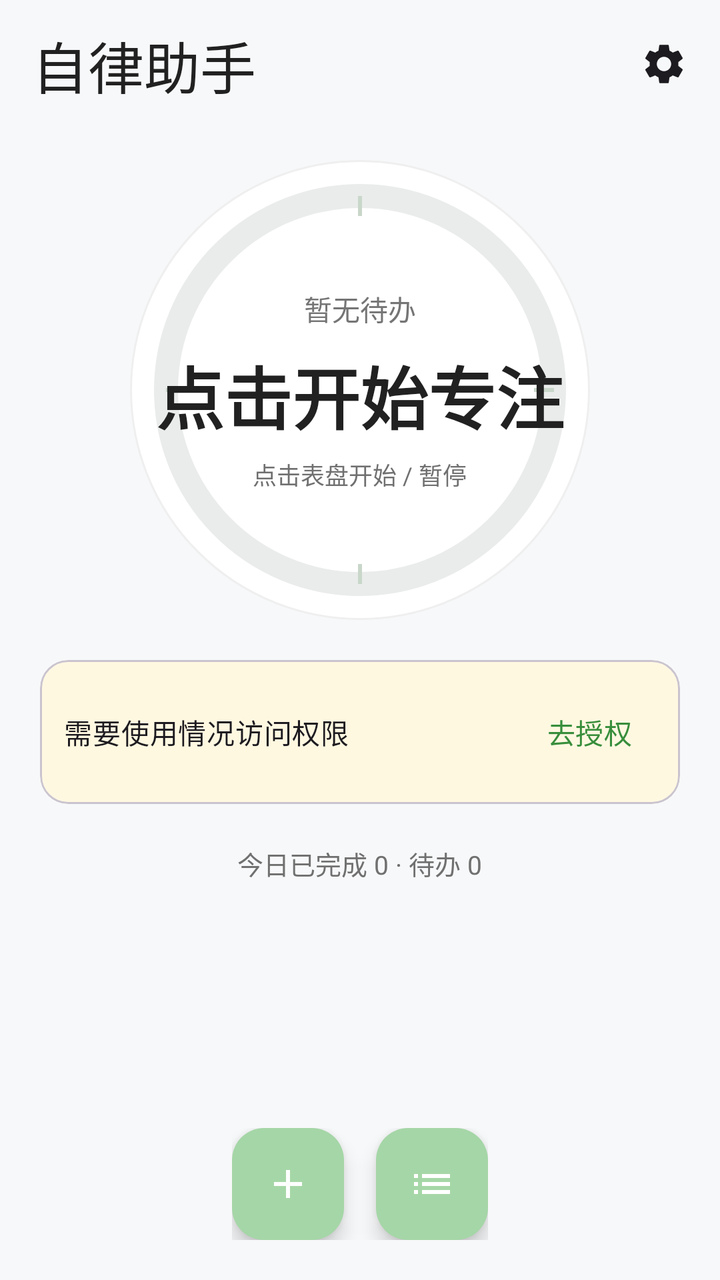
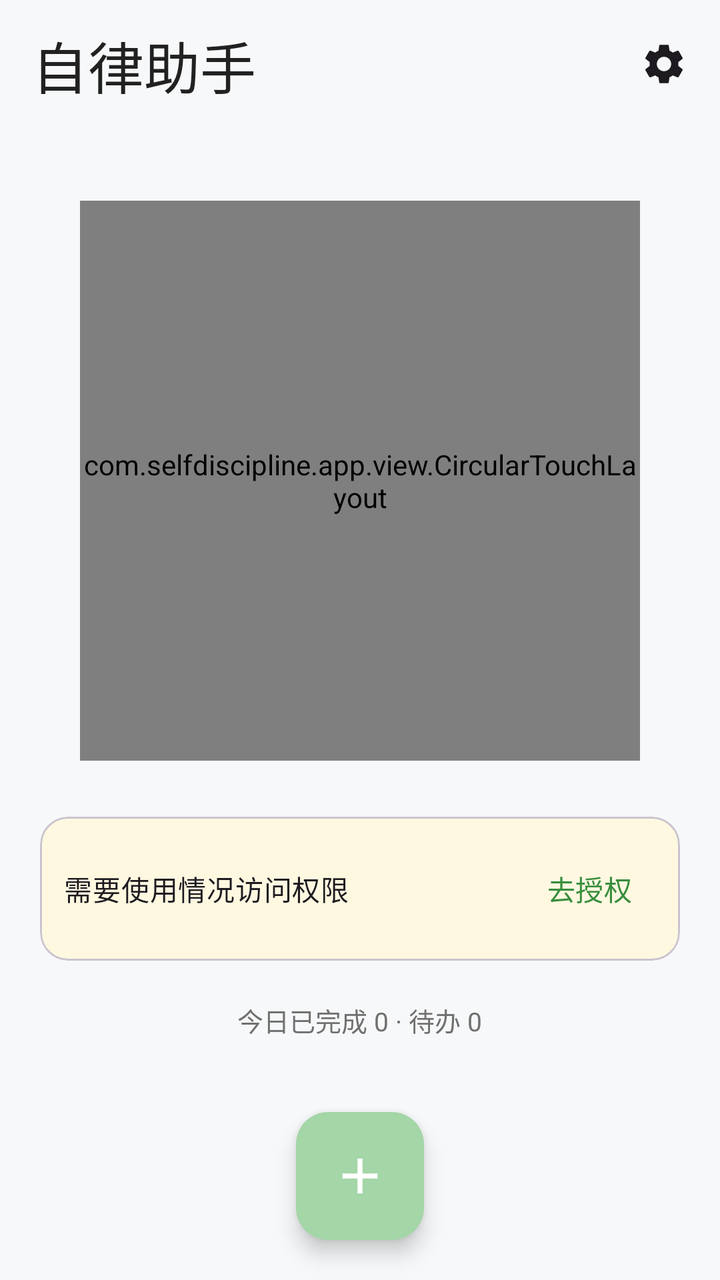

An Android layout rendered at two revisions. The XML below is the earlier revision; the diff shows what the commit changed to produce the second picture.
<!-- AndroidManifest.xml: application theme Theme.SelfDiscipline -->
<!-- res/layout/activity_main.xml -->
<?xml version="1.0" encoding="utf-8"?>
<LinearLayout xmlns:android="http://schemas.android.com/apk/res/android"
    xmlns:app="http://schemas.android.com/apk/res-auto"
    android:layout_width="match_parent"
    android:layout_height="match_parent"
    android:background="@color/bg"
    android:orientation="vertical">

    <com.google.android.material.appbar.MaterialToolbar
        android:id="@+id/toolbar"
        android:layout_width="match_parent"
        android:layout_height="wrap_content"
        android:background="@color/bg"
        android:paddingTop="8dp"
        android:paddingBottom="8dp"
        app:title="自律助手"
        app:titleTextAppearance="@style/TextAppearance.App.Title">

        <ImageView
            android:id="@+id/btnSettings"
            android:layout_width="44dp"
            android:layout_height="44dp"
            android:layout_gravity="end"
            android:layout_marginEnd="6dp"
            android:background="?attr/selectableItemBackgroundBorderless"
            android:contentDescription="设置"
            android:padding="10dp"
            android:src="@drawable/ic_settings" />
    </com.google.android.material.appbar.MaterialToolbar>

    <ScrollView
        android:layout_width="match_parent"
        android:layout_height="0dp"
        android:layout_weight="1"
        android:fillViewport="true">

        <LinearLayout
            android:layout_width="match_parent"
            android:layout_height="wrap_content"
            android:gravity="center_horizontal"
            android:orientation="vertical"
            android:paddingStart="20dp"
            android:paddingEnd="20dp"
            android:paddingTop="16dp"
            android:paddingBottom="96dp">

            
            <FrameLayout
                android:id="@+id/dialContainer"
                android:layout_width="230dp"
                android:layout_height="230dp"
                android:background="@drawable/bg_dial"
                android:clickable="true"
                android:focusable="true"
                android:foreground="?attr/selectableItemBackgroundBorderless">

                <com.google.android.material.progressindicator.CircularProgressIndicator
                    android:id="@+id/ringProgress"
                    android:layout_width="230dp"
                    android:layout_height="230dp"
                    android:layout_gravity="center"
                    android:max="100"
                    app:indicatorColor="@color/primary"
                    app:indicatorSize="206dp"
                    app:trackColor="@color/surface_variant"
                    app:trackCornerRadius="6dp"
                    app:trackThickness="12dp" />

                
                <View
                    android:layout_width="2dp"
                    android:layout_height="10dp"
                    android:layout_gravity="top|center_horizontal"
                    android:layout_marginTop="18dp"
                    android:background="@color/tick" />

                <View
                    android:layout_width="10dp"
                    android:layout_height="2dp"
                    android:layout_gravity="center_vertical|end"
                    android:layout_marginEnd="18dp"
                    android:background="@color/tick" />

                <View
                    android:layout_width="2dp"
                    android:layout_height="10dp"
                    android:layout_gravity="bottom|center_horizontal"
                    android:layout_marginBottom="18dp"
                    android:background="@color/tick" />

                <View
                    android:layout_width="10dp"
                    android:layout_height="2dp"
                    android:layout_gravity="center_vertical|start"
                    android:layout_marginStart="18dp"
                    android:background="@color/tick" />

                
                <LinearLayout
                    android:layout_width="wrap_content"
                    android:layout_height="wrap_content"
                    android:layout_gravity="center"
                    android:gravity="center"
                    android:orientation="vertical">

                    <TextView
                        android:id="@+id/tvDialTask"
                        android:layout_width="wrap_content"
                        android:layout_height="wrap_content"
                        android:text="暂无待办"
                        android:textColor="@color/text_label"
                        android:textSize="14sp" />

                    <TextView
                        android:id="@+id/tvDialCountdown"
                        android:layout_width="wrap_content"
                        android:layout_height="wrap_content"
                        android:layout_marginTop="8dp"
                        android:text="点击开始专注"
                        android:textColor="@color/text_primary"
                        android:textSize="34sp"
                        android:textStyle="bold" />

                    <TextView
                        android:id="@+id/tvDialHint"
                        android:layout_width="wrap_content"
                        android:layout_height="wrap_content"
                        android:layout_marginTop="6dp"
                        android:text="点击表盘开始 / 暂停"
                        android:textColor="@color/text_secondary"
                        android:textSize="12sp" />
                </LinearLayout>
            </FrameLayout>

            
            <com.google.android.material.card.MaterialCardView
                android:id="@+id/cardPermission"
                android:layout_width="match_parent"
                android:layout_height="wrap_content"
                android:layout_marginTop="20dp"
                app:cardBackgroundColor="#FFF8E1"
                app:cardCornerRadius="14dp"
                app:cardElevation="0dp">

                <LinearLayout
                    android:layout_width="match_parent"
                    android:layout_height="wrap_content"
                    android:gravity="center_vertical"
                    android:orientation="horizontal"
                    android:padding="12dp">

                    <TextView
                        android:layout_width="0dp"
                        android:layout_height="wrap_content"
                        android:layout_weight="1"
                        android:text="需要使用情况访问权限"
                        android:textAppearance="?attr/textAppearanceBodyMedium" />

                    <com.google.android.material.button.MaterialButton
                        android:id="@+id/btnGrantPermission"
                        android:layout_width="wrap_content"
                        android:layout_height="wrap_content"
                        android:minWidth="0dp"
                        android:paddingStart="14dp"
                        android:paddingEnd="14dp"
                        android:text="去授权"
                        style="@style/Widget.Material3.Button.TextButton" />
                </LinearLayout>
            </com.google.android.material.card.MaterialCardView>

            
            <TextView
                android:id="@+id/tvTodayStats"
                android:layout_width="wrap_content"
                android:layout_height="wrap_content"
                android:layout_marginTop="20dp"
                android:text="今日已完成 0 · 待办 0"
                android:textColor="@color/text_secondary"
                android:textSize="13sp" />
        </LinearLayout>
    </ScrollView>

    
    <LinearLayout
        android:layout_width="wrap_content"
        android:layout_height="wrap_content"
        android:layout_gravity="bottom|center_horizontal"
        android:layout_marginBottom="20dp"
        android:gravity="center_vertical"
        android:orientation="horizontal">

        <com.google.android.material.floatingactionbutton.FloatingActionButton
            android:id="@+id/fabAddTask"
            android:layout_width="wrap_content"
            android:layout_height="wrap_content"
            android:contentDescription="新增待办"
            android:src="@drawable/ic_add"
            app:tint="@android:color/white" />

        <com.google.android.material.floatingactionbutton.FloatingActionButton
            android:id="@+id/fabTaskList"
            android:layout_width="wrap_content"
            android:layout_height="wrap_content"
            android:layout_marginStart="16dp"
            android:contentDescription="待办清单"
            android:src="@drawable/ic_list"
            app:tint="@android:color/white" />
    </LinearLayout>
</LinearLayout>
<!-- resources referenced by this layout -->
<resources>
  <color name="bg">#F7F8F9</color>
  <color name="primary">#388E3C</color>
  <color name="surface_variant">#EAECEB</color>
  <color name="text_label">#757575</color>
  <color name="text_primary">#212121</color>
  <color name="text_secondary">#707070</color>
  <color name="tick">#C9D6CA</color>
  <!-- drawable bg_dial (drawable) -->
  <?xml version="1.0" encoding="utf-8"?>
  <shape xmlns:android="http://schemas.android.com/apk/res/android"
      android:shape="oval">
      <solid android:color="@color/surface" />
      <stroke
          android:width="1dp"
          android:color="#EFEFEF" />
  </shape>
  <!-- drawable ic_add (drawable) -->
  <?xml version="1.0" encoding="utf-8"?>
  <vector xmlns:android="http://schemas.android.com/apk/res/android"
      android:width="24dp"
      android:height="24dp"
      android:viewportWidth="24"
      android:viewportHeight="24">
      <path
          android:fillColor="#FFFFFFFF"
          android:pathData="M19,13H13V19H11V13H5V11H11V5H13V11H19V13Z" />
  </vector>
  <!-- drawable ic_list (drawable) -->
  <?xml version="1.0" encoding="utf-8"?>
  <vector xmlns:android="http://schemas.android.com/apk/res/android"
      android:width="24dp"
      android:height="24dp"
      android:viewportWidth="24"
      android:viewportHeight="24">
      <path
          android:fillColor="#FF000000"
          android:pathData="M3,13h2v-2L3,11v2zM3,17h2v-2L3,15v2zM3,9h2L5,7L3,7v2zM7,13h14v-2L7,11v2zM7,17h14v-2L7,15v2zM7,7v2h14L21,7L7,7z" />
  </vector>
  <!-- drawable ic_settings (drawable) -->
  <?xml version="1.0" encoding="utf-8"?>
  <vector xmlns:android="http://schemas.android.com/apk/res/android"
      android:width="24dp"
      android:height="24dp"
      android:viewportWidth="24"
      android:viewportHeight="24"
      android:tint="?attr/colorOnSurface">
      <path
          android:fillColor="#FF000000"
          android:pathData="M19.14,12.94c0.04,-0.3 0.06,-0.61 0.06,-0.94c0,-0.32 -0.02,-0.64 -0.07,-0.94l2.03,-1.58c0.18,-0.14 0.23,-0.41 0.12,-0.61l-1.92,-3.32c-0.12,-0.22 -0.37,-0.29 -0.59,-0.22l-2.39,0.96c-0.5,-0.38 -1.03,-0.7 -1.62,-0.94L14.4,2.81c-0.04,-0.24 -0.24,-0.41 -0.48,-0.41h-3.84c-0.24,0 -0.43,0.17 -0.47,0.41L9.25,5.35C8.66,5.59 8.12,5.92 7.63,6.29L5.24,5.33c-0.22,-0.08 -0.47,0 -0.59,0.22L2.74,8.87C2.62,9.08 2.66,9.34 2.86,9.48l2.03,1.58C4.84,11.36 4.8,11.69 4.8,12s0.02,0.64 0.07,0.94l-2.03,1.58c-0.18,0.14 -0.23,0.41 -0.12,0.61l1.92,3.32c0.12,0.22 0.37,0.29 0.59,0.22l2.39,-0.96c0.5,0.38 1.03,0.7 1.62,0.94l0.36,2.54c0.05,0.24 0.24,0.41 0.48,0.41h3.84c0.24,0 0.44,-0.17 0.47,-0.41l0.36,-2.54c0.59,-0.24 1.13,-0.56 1.62,-0.94l2.39,0.96c0.22,0.08 0.47,0 0.59,-0.22l1.92,-3.32c0.12,-0.22 0.07,-0.47 -0.12,-0.61L19.14,12.94zM12,15.6c-1.98,0 -3.6,-1.62 -3.6,-3.6s1.62,-3.6 3.6,-3.6s3.6,1.62 3.6,3.6S13.98,15.6 12,15.6z" />
  </vector>
  <style name="TextAppearance.App.Title" parent="TextAppearance.Material3.TitleLarge">
          <item name="android:textSize">28sp</item>
          <item name="android:fontFamily">sans-serif-medium</item>
          <item name="android:textColor">@color/text_primary</item>
      </style>
  <style name="Theme.SelfDiscipline" parent="Theme.Material3.Light.NoActionBar">
          <item name="colorPrimary">@color/primary</item>
          <item name="colorOnPrimary">@color/white</item>
          <item name="colorPrimaryContainer">@color/primary_container</item>
          <item name="colorOnPrimaryContainer">@color/on_primary_container</item>
          <item name="colorSurface">@color/surface</item>
          <item name="colorSurfaceVariant">@color/surface_variant</item>
          <item name="android:windowBackground">@color/bg</item>
          <item name="android:statusBarColor">@color/bg</item>
          <item name="android:windowLightStatusBar">true</item>
      </style>
  <color name="surface">#FFFFFF</color>
  <color name="white">#FFFFFF</color>
  <color name="primary_container">#A5D6A7</color>
  <color name="on_primary_container">#1B5E20</color>
</resources>

<!-- the commit's change to res/layout/activity_main.xml (unified diff, before → after) -->
@@ -28,182 +28,161 @@
             android:src="@drawable/ic_settings" />
     </com.google.android.material.appbar.MaterialToolbar>
 
-    <ScrollView
+    
+    <LinearLayout
         android:layout_width="match_parent"
         android:layout_height="0dp"
         android:layout_weight="1"
-        android:fillViewport="true">
+        android:gravity="center"
+        android:orientation="vertical"
+        android:paddingStart="20dp"
+        android:paddingEnd="20dp">
 
-        <LinearLayout
+        
+        <com.selfdiscipline.app.view.CircularTouchLayout
+            android:id="@+id/dialContainer"
+            android:layout_width="280dp"
+            android:layout_height="280dp"
+            android:background="@drawable/bg_dial"
+            android:clickable="true"
+            android:focusable="true"
+            android:foreground="?attr/selectableItemBackgroundBorderless">
+
+            <com.google.android.material.progressindicator.CircularProgressIndicator
+                android:id="@+id/ringProgress"
+                android:layout_width="280dp"
+                android:layout_height="280dp"
+                android:layout_gravity="center"
+                android:max="100"
+                app:indicatorColor="@color/primary"
+                app:indicatorSize="258dp"
+                app:trackColor="@color/surface_variant"
+                app:trackCornerRadius="3dp"
+                app:trackThickness="6dp" />
+
+            
+            <View
+                android:layout_width="2dp"
+                android:layout_height="12dp"
+                android:layout_gravity="top|center_horizontal"
+                android:layout_marginTop="24dp"
+                android:background="@color/tick" />
+
+            <View
+                android:layout_width="12dp"
+                android:layout_height="2dp"
+                android:layout_gravity="center_vertical|end"
+                android:layout_marginEnd="24dp"
+                android:background="@color/tick" />
+
+            <View
+                android:layout_width="2dp"
+                android:layout_height="12dp"
+                android:layout_gravity="bottom|center_horizontal"
+                android:layout_marginBottom="24dp"
+                android:background="@color/tick" />
+
+            <View
+                android:layout_width="12dp"
+                android:layout_height="2dp"
+                android:layout_gravity="center_vertical|start"
+                android:layout_marginStart="24dp"
+                android:background="@color/tick" />
+
+            
+            <LinearLayout
+                android:layout_width="wrap_content"
+                android:layout_height="wrap_content"
+                android:layout_gravity="center"
+                android:gravity="center"
+                android:orientation="vertical">
+
+                <TextView
+                    android:id="@+id/tvDialTask"
+                    android:layout_width="wrap_content"
+                    android:layout_height="wrap_content"
+                    android:text="暂无待办"
+                    android:textColor="@color/text_label"
+                    android:textSize="15sp" />
+
+                <TextView
+                    android:id="@+id/tvDialCountdown"
+                    android:layout_width="wrap_content"
+                    android:layout_height="wrap_content"
+                    android:layout_marginTop="10dp"
+                    android:text="点击开始专注"
+                    android:textColor="@color/text_primary"
+                    android:textSize="38sp"
+                    android:textStyle="bold" />
+
+                <TextView
+                    android:id="@+id/tvDialHint"
+                    android:layout_width="wrap_content"
+                    android:layout_height="wrap_content"
+                    android:layout_marginTop="8dp"
+                    android:text="点击表盘开始 / 暂停"
+                    android:textColor="@color/text_secondary"
+                    android:textSize="12sp" />
+            </LinearLayout>
+        </com.selfdiscipline.app.view.CircularTouchLayout>
+
+        
+        <com.google.android.material.card.MaterialCardView
+            android:id="@+id/cardPermission"
             android:layout_width="match_parent"
             android:layout_height="wrap_content"
-            android:gravity="center_horizontal"
-            android:orientation="vertical"
-            android:paddingStart="20dp"
-            android:paddingEnd="20dp"
-            android:paddingTop="16dp"
-            android:paddingBottom="96dp">
+            android:layout_marginTop="28dp"
+            app:cardBackgroundColor="#FFF8E1"
+            app:cardCornerRadius="14dp"
+            app:cardElevation="0dp">
 
-            
-            <FrameLayout
-                android:id="@+id/dialContainer"
-                android:layout_width="230dp"
-                android:layout_height="230dp"
-                android:background="@drawable/bg_dial"
-                android:clickable="true"
-                android:focusable="true"
-                android:foreground="?attr/selectableItemBackgroundBorderless">
+            <LinearLayout
+                android:layout_width="match_parent"
+                android:layout_height="wrap_content"
+                android:gravity="center_vertical"
+                android:orientation="horizontal"
+                android:padding="12dp">
 
-                <com.google.android.material.progressindicator.CircularProgressIndicator
-                    android:id="@+id/ringProgress"
-                    android:layout_width="230dp"
-                    android:layout_height="230dp"
-                    android:layout_gravity="center"
-                    android:max="100"
-                    app:indicatorColor="@color/primary"
-                    app:indicatorSize="206dp"
-                    app:trackColor="@color/surface_variant"
-                    app:trackCornerRadius="6dp"
-                    app:trackThickness="12dp" />
+                <TextView
+                    android:layout_width="0dp"
+                    android:layout_height="wrap_content"
+                    android:layout_weight="1"
+                    android:text="需要使用情况访问权限"
+                    android:textAppearance="?attr/textAppearanceBodyMedium" />
 
-                
-                <View
-                    android:layout_width="2dp"
-                    android:layout_height="10dp"
-                    android:layout_gravity="top|center_horizontal"
-                    android:layout_marginTop="18dp"
-                    android:background="@color/tick" />
-
-                <View
-                    android:layout_width="10dp"
-                    android:layout_height="2dp"
-                    android:layout_gravity="center_vertical|end"
-                    android:layout_marginEnd="18dp"
-                    android:background="@color/tick" />
-
-                <View
-                    android:layout_width="2dp"
-                    android:layout_height="10dp"
-                    android:layout_gravity="bottom|center_horizontal"
-                    android:layout_marginBottom="18dp"
-                    android:background="@color/tick" />
-
-                <View
-                    android:layout_width="10dp"
-                    android:layout_height="2dp"
-                    android:layout_gravity="center_vertical|start"
-                    android:layout_marginStart="18dp"
-                    android:background="@color/tick" />
-
-                
-                <LinearLayout
+                <com.google.android.material.button.MaterialButton
+                    android:id="@+id/btnGrantPermission"
                     android:layout_width="wrap_content"
                     android:layout_height="wrap_content"
-                    android:layout_gravity="center"
-                    android:gravity="center"
-                    android:orientation="vertical">
+                    android:minWidth="0dp"
+                    android:paddingStart="14dp"
+                    android:paddingEnd="14dp"
+                    android:text="去授权"
+                    style="@style/Widget.Material3.Button.TextButton" />
+            </LinearLayout>
+        </com.google.android.material.card.MaterialCardView>
 
-                    <TextView
-                        android:id="@+id/tvDialTask"
-                        android:layout_width="wrap_content"
-                        android:layout_height="wrap_content"
-                        android:text="暂无待办"
-                        android:textColor="@color/text_label"
-                        android:textSize="14sp" />
-
-                    <TextView
-                        android:id="@+id/tvDialCountdown"
-                        android:layout_width="wrap_content"
-                        android:layout_height="wrap_content"
-                        android:layout_marginTop="8dp"
-                        android:text="点击开始专注"
-                        android:textColor="@color/text_primary"
-                        android:textSize="34sp"
-                        android:textStyle="bold" />
-
-                    <TextView
-                        android:id="@+id/tvDialHint"
-                        android:layout_width="wrap_content"
-                        android:layout_height="wrap_content"
-                        android:layout_marginTop="6dp"
-                        android:text="点击表盘开始 / 暂停"
-                        android:textColor="@color/text_secondary"
-                        android:textSize="12sp" />
-                </LinearLayout>
-            </FrameLayout>
-
-            
-            <com.google.android.material.card.MaterialCardView
-                android:id="@+id/cardPermission"
-                android:layout_width="match_parent"
-                android:layout_height="wrap_content"
-                android:layout_marginTop="20dp"
-                app:cardBackgroundColor="#FFF8E1"
-                app:cardCornerRadius="14dp"
-                app:cardElevation="0dp">
-
-                <LinearLayout
-                    android:layout_width="match_parent"
-                    android:layout_height="wrap_content"
-                    android:gravity="center_vertical"
-                    android:orientation="horizontal"
-                    android:padding="12dp">
-
-                    <TextView
-                        android:layout_width="0dp"
-                        android:layout_height="wrap_content"
-                        android:layout_weight="1"
-                        android:text="需要使用情况访问权限"
-                        android:textAppearance="?attr/textAppearanceBodyMedium" />
-
-                    <com.google.android.material.button.MaterialButton
-                        android:id="@+id/btnGrantPermission"
-                        android:layout_width="wrap_content"
-                        android:layout_height="wrap_content"
-                        android:minWidth="0dp"
-                        android:paddingStart="14dp"
-                        android:paddingEnd="14dp"
-                        android:text="去授权"
-                        style="@style/Widget.Material3.Button.TextButton" />
-                </LinearLayout>
-            </com.google.android.material.card.MaterialCardView>
-
-            
-            <TextView
-                android:id="@+id/tvTodayStats"
-                android:layout_width="wrap_content"
-                android:layout_height="wrap_content"
-                android:layout_marginTop="20dp"
-                android:text="今日已完成 0 · 待办 0"
-                android:textColor="@color/text_secondary"
-                android:textSize="13sp" />
-        </LinearLayout>
-    </ScrollView>
+        
+        <TextView
+            android:id="@+id/tvTodayStats"
+            android:layout_width="wrap_content"
+            android:layout_height="wrap_content"
+            android:layout_marginTop="20dp"
+            android:text="今日已完成 0 · 待办 0"
+            android:textColor="@color/text_secondary"
+            android:textSize="13sp" />
+    </LinearLayout>
 
     
-    <LinearLayout
+    <com.google.android.material.floatingactionbutton.FloatingActionButton
+        android:id="@+id/fabAddTask"
         android:layout_width="wrap_content"
         android:layout_height="wrap_content"
         android:layout_gravity="bottom|center_horizontal"
         android:layout_marginBottom="20dp"
-        android:gravity="center_vertical"
-        android:orientation="horizontal">
-
-        <com.google.android.material.floatingactionbutton.FloatingActionButton
-            android:id="@+id/fabAddTask"
-            android:layout_width="wrap_content"
-            android:layout_height="wrap_content"
-            android:contentDescription="新增待办"
-            android:src="@drawable/ic_add"
-            app:tint="@android:color/white" />
-
-        <com.google.android.material.floatingactionbutton.FloatingActionButton
-            android:id="@+id/fabTaskList"
-            android:layout_width="wrap_content"
-            android:layout_height="wrap_content"
-            android:layout_marginStart="16dp"
-            android:contentDescription="待办清单"
-            android:src="@drawable/ic_list"
-            app:tint="@android:color/white" />
-    </LinearLayout>
+        android:contentDescription="新增待办"
+        android:src="@drawable/ic_add"
+        app:fabCustomSize="64dp"
+        app:maxImageSize="30dp"
+        app:tint="@android:color/white" />
 </LinearLayout>
<!-- resource entries referenced after the edit -->
@@ -26,17 +26,6 @@
       <path
           android:fillColor="#FFFFFFFF"
           android:pathData="M19,13H13V19H11V13H5V11H11V5H13V11H19V13Z" />
-  </vector>
-  <!-- drawable ic_list (drawable) -->
-  <?xml version="1.0" encoding="utf-8"?>
-  <vector xmlns:android="http://schemas.android.com/apk/res/android"
-      android:width="24dp"
-      android:height="24dp"
-      android:viewportWidth="24"
-      android:viewportHeight="24">
-      <path
-          android:fillColor="#FF000000"
-          android:pathData="M3,13h2v-2L3,11v2zM3,17h2v-2L3,15v2zM3,9h2L5,7L3,7v2zM7,13h14v-2L7,11v2zM7,17h14v-2L7,15v2zM7,7v2h14L21,7L7,7z" />
   </vector>
   <!-- drawable ic_settings (drawable) -->
   <?xml version="1.0" encoding="utf-8"?>
